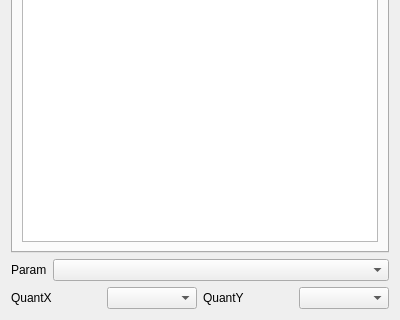
The window that src/editor/SideMenu.ui (yuxshao/ptcollab) describes before a commit, drawn with Qt 5; both pictures show x 0 to 400 and y 253 to 573 of the 400 by 573 pixel window.
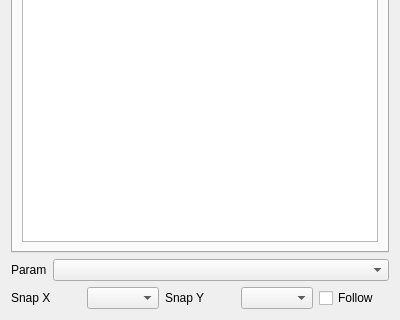
The same window after the commit. Icons and pictures are not drawn.

Commit message: follow playhead but a bit broken

Diff of the .ui file:
```diff
--- a/src/editor/SideMenu.ui
+++ b/src/editor/SideMenu.ui
@@ -306,7 +306,7 @@
         </sizepolicy>
        </property>
        <property name="text">
-        <string>QuantX</string>
+        <string>Snap X</string>
        </property>
       </widget>
      </item>
@@ -320,7 +320,7 @@
      <item>
       <widget class="QLabel" name="label_3">
        <property name="text">
-        <string>QuantY</string>
+        <string>Snap Y</string>
        </property>
       </widget>
      </item>
@@ -331,6 +331,13 @@
        </property>
       </widget>
      </item>
+     <item>
+      <widget class="QCheckBox" name="followCheckbox">
+       <property name="text">
+        <string>Follow</string>
+       </property>
+      </widget>
+     </item>
     </layout>
    </item>
   </layout>
```
The commit also changes 11 other files.
